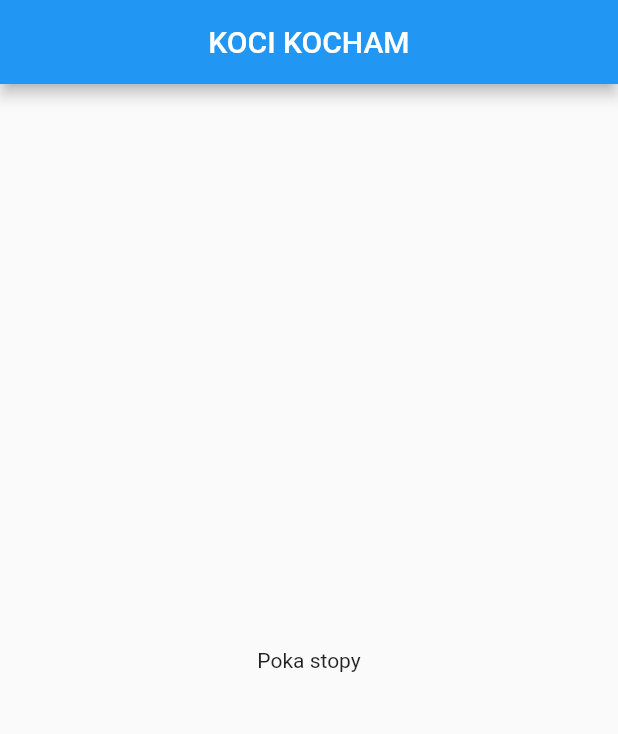
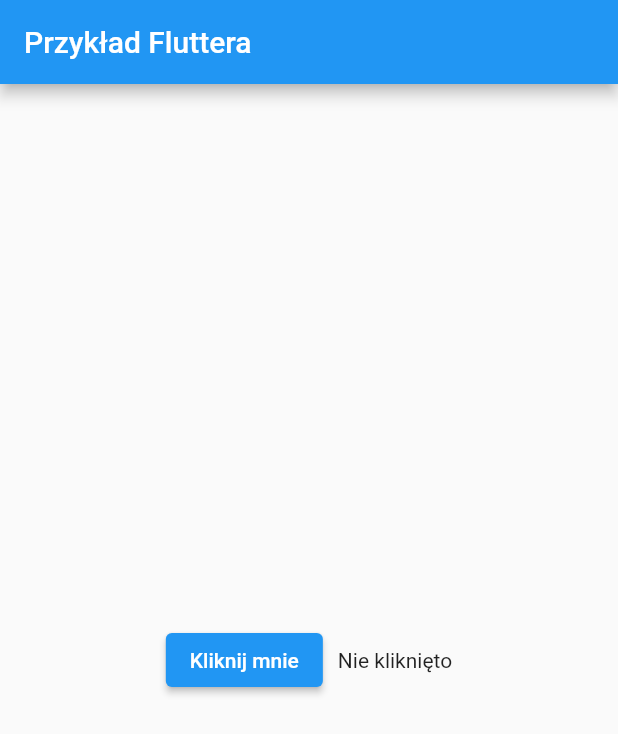
Before and after one commit to Kejooorek/2024_4a_1, a Flutter app: the screen it shows after launch, on a phone screen of 412 x 824 dp. Shown: the top 734 px of the screen. Run offline on Flutter 3.47's test engine with Material 2 defaults, Android fonts, the phone set to English and light mode, and no system bars.

Commit message:
Updated project

```diff
--- a/app/lib/main.dart
+++ b/app/lib/main.dart
@@ -1,20 +1,64 @@
 import 'package:flutter/material.dart';
 
-void main() {
-  runApp(const MyApp());
+void main() => runApp(MyApp());
+
+class MyApp extends StatelessWidget {
+  @override
+  Widget build(BuildContext context) {
+    return MaterialApp(
+      title: 'Flutter Demo',
+      theme: ThemeData(
+        primarySwatch: Colors.blue,
+      ),
+      home: MyHomePage(),
+    );
+  }
 }
 
-class MyApp extends StatelessWidget {
-  const MyApp({super.key});
+class MyHomePage extends StatefulWidget {
+  @override
+  _MyHomePageState createState() => _MyHomePageState();
+}
+
+class _MyHomePageState extends State<MyHomePage> {
+  bool _isClicked = false;
+  bool _isLoading = false;
 
   @override
   Widget build(BuildContext context) {
-    return MaterialApp(
-      home: Scaffold(
-        appBar: AppBar(
-          title: Center(child: Text("KOCI KOCHAM")),
+    return Scaffold(
+      appBar: AppBar(
+        title: Text("Przykład Fluttera"),
+      ),
+      body: Center(
+        child: Row(
+          mainAxisAlignment: MainAxisAlignment.center,
+          children: <Widget>[
+            ElevatedButton(
+              child: _isLoading
+                  ? CircularProgressIndicator(
+                      valueColor: AlwaysStoppedAnimation(Colors.white),
+                    )
+                  : Text("Kliknij mnie"),
+              onPressed: () {
+                if (!_isLoading) {
+                  setState(() {
+                    _isLoading = true;
+                  });
+
+                  Future.delayed(Duration(seconds: 3), () {
+                    setState(() {
+                      _isClicked = true;
+                      _isLoading = false;
+                    });
+                  });
+                }
+              },
+            ),
+            SizedBox(width: 10),
+            Text(_isClicked ? "Kliknięto!" : "Nie kliknięto"),
+          ],
         ),
-        body: Center(child: Text("Poka stopy")),
       ),
     );
   }
```
